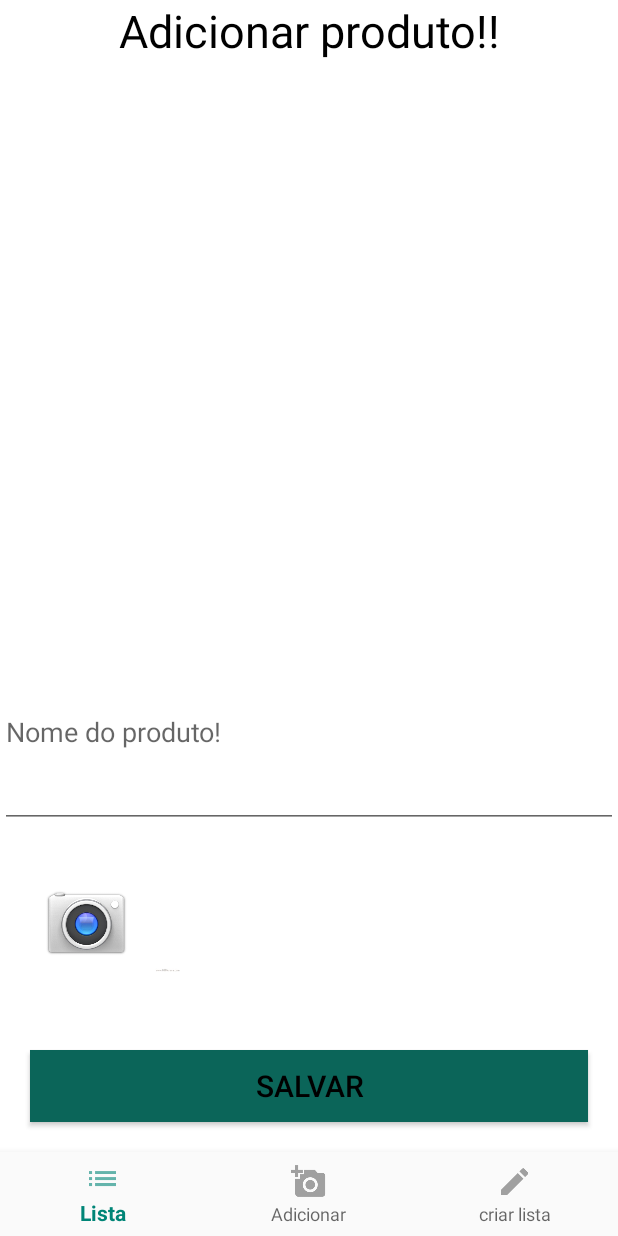
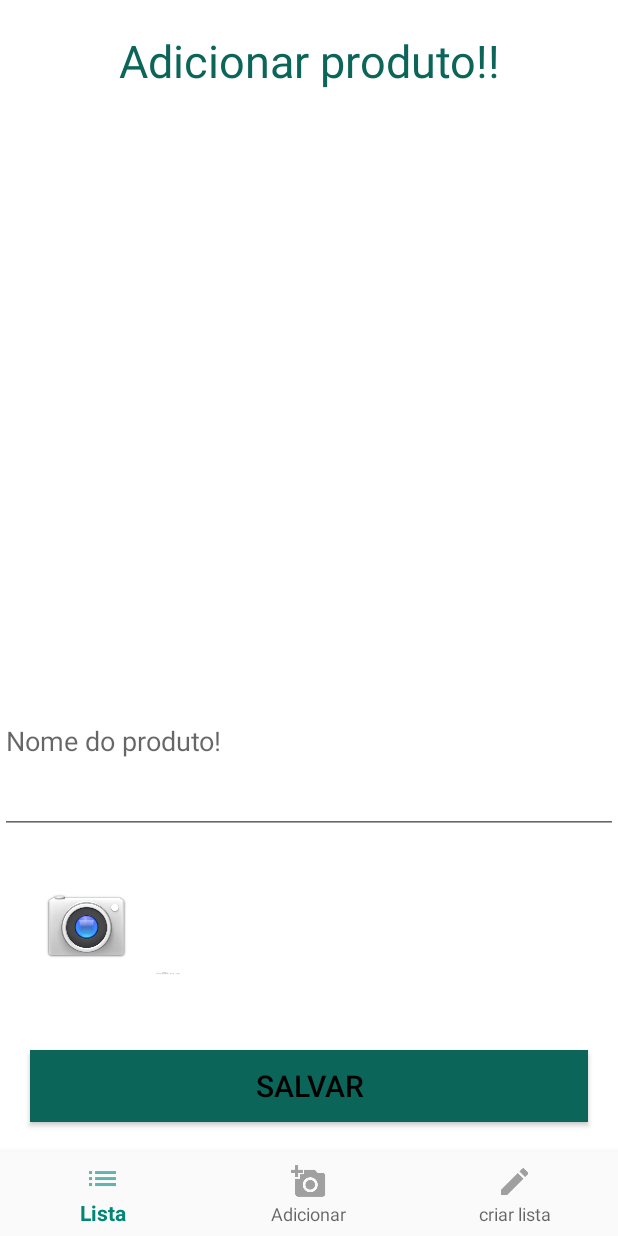
Before and after one commit to Hugo-Coutinho/lista-de-compra-android-, an Android app: the fragment AddProductsFragment placed in its activity, on a phone screen of 412 x 824 dp. Run offline under Robolectric (Android 15) with nearby library versions, the phone set to English and light mode, and no system bars; our stand-ins replace Room's generated code; pictures from the network do not load.

Commit message:
shopping list concluido

```diff
--- a/app/src/main/AndroidManifest.xml
+++ b/app/src/main/AndroidManifest.xml
@@ -9,16 +9,16 @@
         android:roundIcon="@mipmap/ic_launcher_round"
         android:supportsRtl="true"
         android:theme="@style/AppTheme">
-        <activity android:name=".views.shopList">
+        <activity android:name=".views.MainActivity">
             <intent-filter>
                 <action android:name="android.intent.action.MAIN" />
 
                 <category android:name="android.intent.category.LAUNCHER" />
             </intent-filter>
         </activity>
-        <!--<activity
+        <activity
             android:name=".views.shopList"
-            android:label="@string/title_activity_shop_list"></activity>-->
+            android:label="@string/title_activity_shop_list"></activity>
     </application>
 
 
--- /dev/null
+++ b/app/src/main/java/com/example/administradorlocal/listadecompras/adapter/ShowProductListAdapter.java
@@ -0,0 +1,70 @@
+package com.example.administradorlocal.listadecompras.adapter;
+
+import android.content.Context;
+import android.view.LayoutInflater;
+import android.view.View;
+import android.view.ViewGroup;
+import android.widget.BaseAdapter;
+import android.widget.ImageView;
+import android.widget.TextView;
+
+import com.example.administradorlocal.listadecompras.R;
+import com.example.administradorlocal.listadecompras.entity.ShoppingList;
+import com.example.administradorlocal.listadecompras.util.ImageManipulate;
+import com.example.administradorlocal.listadecompras.util.ImageManipulateImpl;
+
+import java.util.ArrayList;
+import java.util.List;
+
+public class ShowProductListAdapter extends BaseAdapter {
+
+    private List<ShoppingList> products;
+    private Context ctx;
+
+    private List<ShoppingList> productsChecked;
+    private TextView tv_show;
+    ShoppingList product;
+
+    public ShowProductListAdapter(List<ShoppingList> products, Context ctx) {
+        this.products = products;
+        this.ctx = ctx;
+        this.productsChecked = new ArrayList<>();
+        this.product = new ShoppingList();
+    }
+
+    @Override
+    public int getCount() {
+        return products.size();
+    }
+
+    @Override
+    public Object getItem(int position) {
+        return products.get(position);
+    }
+
+    @Override
+    public long getItemId(int position) {
+        return position;
+    }
+
+    @Override
+    public View getView(int position, View convertView, ViewGroup parent) {
+
+        product = products.get(position);
+        ImageManipulate imageManipulate = new ImageManipulateImpl();
+
+        if (convertView == null) {
+
+            LayoutInflater inflater = (LayoutInflater) ctx.getSystemService(ctx.LAYOUT_INFLATER_SERVICE);
+            convertView = inflater.inflate(R.layout.show_list_view, null);
+        }
+        ImageView iv_showImage = convertView.findViewById(R.id.iv_showImage);
+        tv_show = convertView.findViewById(R.id.tv_show);
+
+        iv_showImage.setImageURI(imageManipulate.getImagebyUri(ctx, product.getImage()));
+        tv_show.setText(product.getName());
+
+        return convertView;
+
+    }
+}
--- a/app/src/main/java/com/example/administradorlocal/listadecompras/controller/IFragment.java
+++ b/app/src/main/java/com/example/administradorlocal/listadecompras/controller/IFragment.java
@@ -4,7 +4,7 @@ import android.support.v4.app.FragmentManager;
 
 public interface IFragment {
 
-    void goToFragment(android.support.v4.app.Fragment frg, FragmentManager fm);
+    void goToFragment(android.support.v4.app.Fragment frg, FragmentManager fm,Integer navigation);
 
 
 }
--- a/app/src/main/java/com/example/administradorlocal/listadecompras/entity/ShoppingList.java
+++ b/app/src/main/java/com/example/administradorlocal/listadecompras/entity/ShoppingList.java
@@ -21,6 +21,9 @@ public class ShoppingList {
     @ColumnInfo(name = "date")
     private long date;
 
+    @Ignore
+    public ShoppingList() {
+    }
 
     public ShoppingList(String name, String image, long date) {
         this.name = name;
--- a/app/src/main/java/com/example/administradorlocal/listadecompras/fragment/ListProductsFragment.java
+++ b/app/src/main/java/com/example/administradorlocal/listadecompras/fragment/ListProductsFragment.java
@@ -4,11 +4,22 @@ import android.content.Context;
 import android.net.Uri;
 import android.os.Bundle;
 import android.support.v4.app.Fragment;
+import android.support.v7.app.AppCompatActivity;
+import android.support.v7.widget.Toolbar;
+import android.text.format.DateFormat;
 import android.view.LayoutInflater;
 import android.view.View;
 import android.view.ViewGroup;
+import android.widget.ListView;
 
 import com.example.administradorlocal.listadecompras.R;
+import com.example.administradorlocal.listadecompras.adapter.ProductListAdapter;
+import com.example.administradorlocal.listadecompras.adapter.ShowProductListAdapter;
+import com.example.administradorlocal.listadecompras.entity.ShoppingList;
+import com.example.administradorlocal.listadecompras.views.shopList;
+
+import java.util.Date;
+import java.util.List;
 
 /**
  * A simple {@link Fragment} subclass.
@@ -29,6 +40,11 @@ public class ListProductsFragment extends Fragment {
     private String mParam2;
 
     private OnFragmentInteractionListener mListener;
+    private Toolbar toolbar;
+    private ListView lv;
+    private View view;
+    private List<ShoppingList> productList;
+    private ShowProductListAdapter productListAdapter;
 
     public ListProductsFragment() {
         // Required empty public constructor
@@ -65,8 +81,27 @@ public class ListProductsFragment extends Fragment {
     public View onCreateView(LayoutInflater inflater, ViewGroup container,
                              Bundle savedInstanceState) {
         // Inflate the layout for this fragment
-        return inflater.inflate(R.layout.fragment_list_products, container, false);
+        this.view = inflater.inflate(R.layout.fragment_list_products, container, false);
+
+        lv = this.view.findViewById(R.id.lv_showListProduct);
+        this.productList = shopList.db.ShoppingListDao().findAll();
+        productListAdapter = new ShowProductListAdapter(productList, this.getContext());
+        toolbar = this.view.findViewById(R.id.toolbar);
+
+        toolbarConfig();
+
+        return this.view;
     }
+
+    private void toolbarConfig() {
+        lv.setAdapter(productListAdapter);
+        if (productList.size() > 0) {
+            toolbar.setTitle("lista de compra: " + DateFormat.format("dd/MM/yyyy", new Date(productList.get(0).getDate())).toString());
+        } else {
+            toolbar.setTitle("crie sua lista de compra");
+        }
+    }
+
 
     // TODO: Rename method, update argument and hook method into UI event
     public void onButtonPressed(Uri uri) {
--- a/app/src/main/java/com/example/administradorlocal/listadecompras/persistence/ShoppingListDao.java
+++ b/app/src/main/java/com/example/administradorlocal/listadecompras/persistence/ShoppingListDao.java
@@ -22,6 +22,9 @@ public interface ShoppingListDao {
     @Query("SELECT * FROM ShoppingList")
     List<ShoppingList> findAll();
 
+    @Query("DELETE FROM ShoppingList")
+    void deleteAll();
+
     @Update
     void update(ShoppingList p);
 
--- /dev/null
+++ b/app/src/main/java/com/example/administradorlocal/listadecompras/util/IAlertDialog.java
@@ -0,0 +1,13 @@
+package com.example.administradorlocal.listadecompras.util;
+
+import android.content.Context;
+import android.support.v4.app.Fragment;
+import android.support.v4.app.FragmentManager;
+
+import com.example.administradorlocal.listadecompras.controller.IFragment;
+
+public interface IAlertDialog {
+
+    void alertPositiveButton(String msg, Context ctx, final Integer navigation, final Fragment frg, final FragmentManager fm, final IFragment fragment);
+
+}
--- a/app/src/main/java/com/example/administradorlocal/listadecompras/views/shopList.java
+++ b/app/src/main/java/com/example/administradorlocal/listadecompras/views/shopList.java
@@ -27,10 +27,11 @@ public class shopList extends AppCompatActivity implements
 
     private TextView mTextMessage;
     private ActionBar toolbar;
+    public static BottomNavigationView mBtmView;
     public static Database db;
 
 
-    private BottomNavigationView.OnNavigationItemSelectedListener mOnNavigationItemSelectedListener
+    public BottomNavigationView.OnNavigationItemSelectedListener mOnNavigationItemSelectedListener
             = new BottomNavigationView.OnNavigationItemSelectedListener() {
 
         @Override
@@ -66,6 +67,7 @@ public class shopList extends AppCompatActivity implements
         setContentView(R.layout.activity_shop_list);
 
         toolbar = getSupportActionBar();
+        this.mBtmView = findViewById(R.id.navigation);
         mTextMessage = findViewById(R.id.message);
         BottomNavigationView navigation = findViewById(R.id.navigation);
         navigation.setOnNavigationItemSelectedListener(mOnNavigationItemSelectedListener);
@@ -74,6 +76,22 @@ public class shopList extends AppCompatActivity implements
 
         /*toolbar.setTitle("shop");*/
         loadFragment(new ListProductsFragment());
+    }
+
+    public static void setBottomNavigationViewChecked(Integer n) {
+
+        switch (n) {
+            case 0:
+                mBtmView.getMenu().findItem(R.id.navigation_list).setChecked(true);
+                return;
+            case 1:
+                mBtmView.getMenu().findItem(R.id.navigation_add).setChecked(true);
+                return;
+            case 2:
+                mBtmView.getMenu().findItem(R.id.navigation_create_list).setChecked(true);
+                return;
+
+        }
     }
 
 
--- a/app/src/main/res/layout/fragment_add_products.xml
+++ b/app/src/main/res/layout/fragment_add_products.xml
@@ -15,10 +15,11 @@
 
         <TextView
             android:id="@+id/escolha_seu_produto_produto"
-            style="@style/ContentText"
+            style="@style/tv_ContentText"
             android:layout_width="match_parent"
             android:layout_height="wrap_content"
             android:gravity="center"
+            android:layout_marginTop="20dp"
             android:text="Adicionar produto!!" />
 
         <ImageView
--- a/app/src/main/res/values/strings.xml
+++ b/app/src/main/res/values/strings.xml
@@ -1,5 +1,6 @@
 <resources>
     <string name="app_name">Lista de Compras</string>
+    <string name="show_list">Lista de Compras</string>
     <string name="title_activity_shop_list">shopList</string>
     <string name="title_list">Lista</string>
     <string name="title_add_product">Adicionar</string>
--- a/app/src/main/res/values/styles.xml
+++ b/app/src/main/res/values/styles.xml
@@ -13,6 +13,11 @@
         <item name="android:textSize">30sp</item>
     </style>
 
+    <style name="tv_ContentText">
+        <item name="android:textColor">@color/colorPrimaryDark</item>
+        <item name="android:textSize">30sp</item>
+    </style>
+
     <style name="lv_ContentText">
         <item name="android:textColor">@android:color/black</item>
         <item name="android:textSize">15sp</item>
```
Also changed, not shown: app/src/main/java/com/example/administradorlocal/listadecompras/controller/CtrlFragment.java (+8 -1 lines), app/src/main/java/com/example/administradorlocal/listadecompras/fragment/AddProductsFragment.java (+8 -4 lines), app/src/main/java/com/example/administradorlocal/listadecompras/fragment/CreateProductsFragment.java (+43 -11 lines), app/src/main/java/com/example/administradorlocal/listadecompras/util/AlertDialogImpl.java (added, +33 -0 lines), app/src/main/java/com/example/administradorlocal/listadecompras/util/ValidateImpl.java (+6 -18 lines), app/src/main/res/layout/fragment_list_products.xml (+21 -4 lines), app/src/main/res/layout/show_list_view.xml (added, +26 -0 lines).
